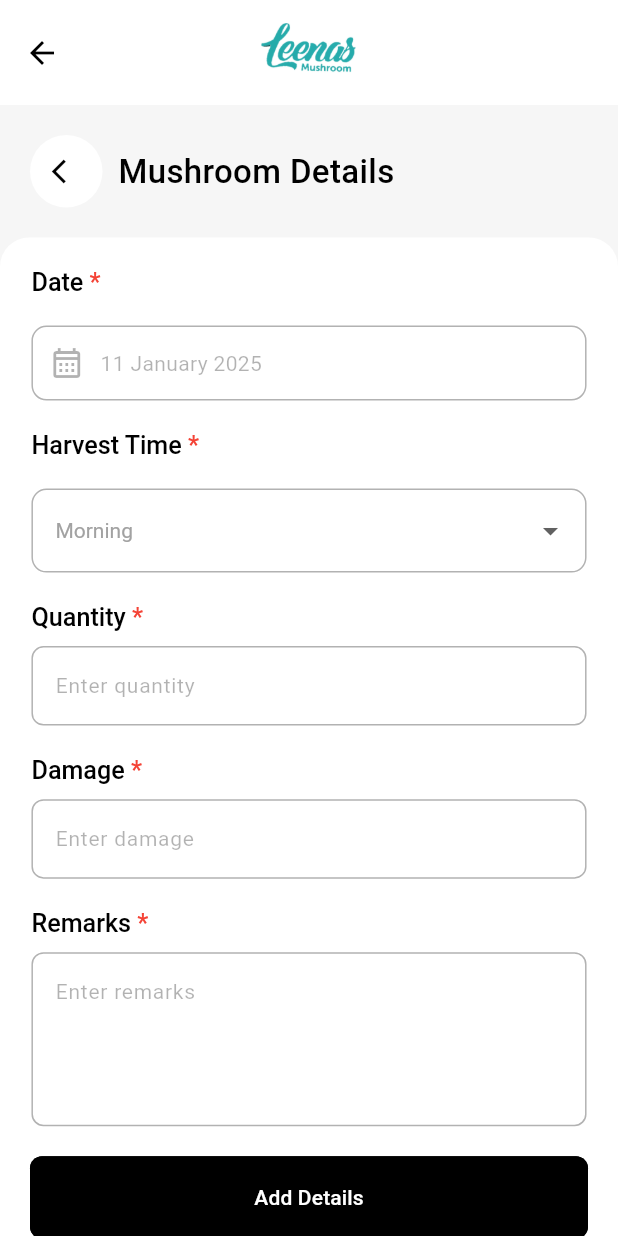
After one commit to JOELPSHAJU/LeenasMushrooms, a Flutter app: the MushroomDetailsScreen screen opened directly, on a phone screen of 412 x 824 dp. The commit adds this screen. Run offline on Flutter 3.47's test engine with Material 3 defaults, Android fonts, the phone set to English and light mode, and no system bars; our stand-ins replace flutter_svg, go_router, google_nav_bar.

Commit message:
added MushroomDetailsScreen

```diff
--- /dev/null
+++ b/lib/view/screens/main_screen/home_screens/daily_data_screen/add_mushroom _details/add_mushroom_details.dart
@@ -0,0 +1,252 @@
+import 'package:flutter/material.dart';
+import 'package:intl/intl.dart';
+import 'package:leenas_mushrooms/core/common_widgets/main_button.dart';
+import 'package:leenas_mushrooms/core/common_widgets/textformfield.dart';
+import 'package:leenas_mushrooms/core/constants/color.dart';
+import 'package:leenas_mushrooms/core/constants/font_style.dart';
+import 'package:leenas_mushrooms/core/constants/image_path_provider.dart';
+import 'package:leenas_mushrooms/core/constants/size.dart';
+import 'package:leenas_mushrooms/core/utils/common_util.dart';
+import 'package:leenas_mushrooms/core/utils/responsive_utils.dart';
+import 'package:leenas_mushrooms/view/screens/main_screen/widgets/heading_input_fields.dart';
+import 'package:leenas_mushrooms/view/screens/main_screen/widgets/inputfield_data_model.dart';
+
+class MushroomDetailsScreen extends StatefulWidget {
+  const MushroomDetailsScreen({super.key});
+
+  @override
+  State<MushroomDetailsScreen> createState() => _MushroomDetailsScreenState();
+}
+
+final quantityController = TextEditingController();
+final damageController = TextEditingController();
+final remarksController = TextEditingController();
+
+class _MushroomDetailsScreenState extends State<MushroomDetailsScreen> {
+  String selectedDate = DateFormat('dd MMMM yyyy').format(DateTime.now());
+  String selectedHarvestTime = 'Morning';
+
+  List<InputfieldsDataModel> inputfields = [
+    InputfieldsDataModel(
+        maxlines: 1,
+        enabled: true,
+        fillColor: AppColors.white,
+        prefixIcon: null,
+        controller: quantityController,
+        fieldName: 'Quantity',
+        hintText: 'Enter quantity'),
+    InputfieldsDataModel(
+        maxlines: 1,
+        enabled: true,
+        fillColor: AppColors.white,
+        prefixIcon: null,
+        controller: damageController,
+        fieldName: 'Damage',
+        hintText: 'Enter damage'),
+    InputfieldsDataModel(
+        maxlines: 4,
+        enabled: true,
+        fillColor: AppColors.white,
+        prefixIcon: null,
+        controller: remarksController,
+        fieldName: 'Remarks',
+        hintText: 'Enter remarks'),
+  ];
+
+  @override
+  void initState() {
+    super.initState();
+  }
+
+  @override
+  Widget build(BuildContext context) {
+    final Size size = MediaQuery.of(context).size;
+    return Scaffold(
+      appBar: AppBar(
+        toolbarHeight: 70,
+        iconTheme: const IconThemeData(color: AppColors.black),
+        centerTitle: true,
+        title: loadAssetPic(ImagePathProvider.logoletters, height: 40),
+        backgroundColor: AppColors.white,
+        surfaceTintColor: AppColors.white,
+      ),
+      backgroundColor: AppColors.cardcolor,
+      body: Column(children: [
+        Padding(
+          padding: const EdgeInsets.all(20),
+          child: Row(
+            children: [
+              CircleAvatar(
+                radius: 25.r,
+                backgroundColor: AppColors.white,
+                child: Center(
+                  child: Icon(
+                    Icons.arrow_back_ios,
+                    size: 20.h,
+                    color: AppColors.black,
+                  ),
+                ),
+              ),
+              w10,
+              Text(
+                  textAlign: TextAlign.center,
+                  maxLines: 1,
+                  overflow: TextOverflow.ellipsis,
+                  'Mushroom Details',
+                  style: AppFonts.getAppFont(
+                      context: context,
+                      color: AppColors.black,
+                      weight: FontWeight.w500,
+                      size: 21.sp)),
+            ],
+          ),
+        ),
+        Expanded(
+            child: Container(
+                decoration: BoxDecoration(
+                  color: AppColors.white,
+                  borderRadius: BorderRadius.only(
+                      topLeft: Radius.circular(20.r),
+                      topRight: Radius.circular(20.r)),
+                ),
+                width: size.width,
+                child: SingleChildScrollView(
+                    child: Column(
+                        crossAxisAlignment: CrossAxisAlignment.start,
+                        children: [
+                      Padding(
+                        padding: EdgeInsets.only(top: 20.h, left: 20.w),
+                        child: const HeadingRequestPage(title: 'Date'),
+                      ),
+                      Padding(
+                        padding:
+                            EdgeInsets.only(left: 20.w, top: 20.h, right: 20.w),
+                        child: Container(
+                          width: size.width,
+                          decoration: BoxDecoration(
+                              borderRadius: BorderRadius.circular(10),
+                              border: Border.all(
+                                  color: Colors.black.withOpacity(.30))),
+                          height: 50,
+                          child: Row(
+                            mainAxisAlignment: MainAxisAlignment.start,
+                            crossAxisAlignment: CrossAxisAlignment.center,
+                            children: [
+                              w10,
+                              Icon(
+                                Icons.calendar_month_outlined,
+                                color: Colors.black.withOpacity(.30),
+                              ),
+                              w10,
+                              Text(
+                                selectedDate,
+                                style: AppFonts.getAppFont(
+                                  color: Colors.black.withOpacity(.30),
+                                  context: context,
+                                  size: 14,
+                                  weight: FontWeight.w400,
+                                ),
+                              ),
+                            ],
+                          ),
+                        ),
+                      ),
+                      // Harvest Time Selection
+                      Padding(
+                        padding: EdgeInsets.only(top: 20.h, left: 20.w),
+                        child: const HeadingRequestPage(title: 'Harvest Time'),
+                      ),
+                      Padding(
+                        padding:
+                            EdgeInsets.only(left: 20.w, top: 20.h, right: 20.w),
+                        child: Column(
+                          children: [
+                            w40,
+                            DropdownButtonFormField<String>(
+                              value: selectedHarvestTime,
+                              decoration: InputDecoration(
+                                border: OutlineInputBorder(
+                                  borderRadius: BorderRadius.circular(10),
+                                  borderSide: BorderSide(
+                                    color: Colors.black.withOpacity(
+                                        0.3), // Default border color
+                                  ),
+                                ),
+                                focusedBorder: OutlineInputBorder(
+                                  borderRadius: BorderRadius.circular(10),
+                                  borderSide: BorderSide(
+                                    color: Colors.black.withOpacity(
+                                        0.3), // Border color after selection
+                                  ),
+                                ),
+                                enabledBorder: OutlineInputBorder(
+                                  borderRadius: BorderRadius.circular(10),
+                                  borderSide: BorderSide(
+                                    color: Colors.black.withOpacity(
+                                        0.3), // Border color when enabled
+                                  ),
+                                ),
+                              ),
+                              dropdownColor: Colors
+                                  .white, // Pure white background for the dropdown
+                              style: const TextStyle(
+                                color:
+                                    Color(0xFFA2A2A2), // Consistent text color
+                              ),
+                              items: const [
+                                DropdownMenuItem(
+                                  value: 'Morning',
+                                  child: Text(
+                                    'Morning',
+                                    style: TextStyle(
+                                        color: Color(
+                                            0xFFA2A2A2)), // Same text color in dropdown
+                                  ),
+                                ),
+                                DropdownMenuItem(
+                                  value: 'Evening',
+                                  child: Text(
+                                    'Evening',
+                                    style: TextStyle(
+                                        color: Color(
+                                            0xFFA2A2A2)), // Same text color in dropdown
+                                  ),
+                                ),
+                              ],
+                              onChanged: (value) {
+                                setState(() {
+                                  selectedHarvestTime = value!;
+                                });
+                              },
+                            )
+                          ],
+                        ),
+                      ),
+                      ListView.builder(
+                        physics: const NeverScrollableScrollPhysics(),
+                        shrinkWrap: true,
+                        itemCount: inputfields.length + 1,
+                        itemBuilder: (context, index) {
+                          if (index == inputfields.length) {
+                            return const Padding(
+                                padding: EdgeInsets.symmetric(
+                                    horizontal: 20, vertical: 20),
+                                child: MainButton(buttonText: 'Add Details'));
+                          }
+
+                          return CommonTextformField(
+                              fillColor: inputfields[index].fillColor,
+                              maxlines: inputfields[index].maxlines,
+                              hintText: inputfields[index].hintText,
+                              enabled: inputfields[index].enabled == true
+                                  ? true
+                                  : false,
+                              fieldName: inputfields[index].fieldName,
+                              controller: inputfields[index].controller);
+                        },
+                      ),
+                    ]))))
+      ]),
+    );
+  }
+}
--- a/lib/view/screens/main_screen/home_screens/daily_data_screen/daily_data_screen.dart
+++ b/lib/view/screens/main_screen/home_screens/daily_data_screen/daily_data_screen.dart
@@ -3,6 +3,7 @@ import 'package:leenas_mushrooms/core/constants/color.dart';
 import 'package:leenas_mushrooms/core/constants/image_path_provider.dart';
 import 'package:leenas_mushrooms/core/constants/size.dart';
 import 'package:leenas_mushrooms/core/utils/responsive_utils.dart';
+import 'package:leenas_mushrooms/view/screens/main_screen/home_screens/daily_data_screen/add_mushroom%20_details/add_mushroom_details.dart';
 import 'package:leenas_mushrooms/view/screens/main_screen/home_screens/daily_data_screen/widgets/main_screen_tiles.dart';
 
 class DailyDataScreen extends StatelessWidget {
@@ -20,10 +21,17 @@ class DailyDataScreen extends StatelessWidget {
             // ignore: prefer_const_constructors
             // BarChartMainScreen(),
             h20,
-            MainScreenListTile(
-              size: size,
-              image: ImagePathProvider.mushroomImageMainScreen,
-              text: 'Mushrooom',
+            GestureDetector(
+              onTap: () => Navigator.push(
+                context,
+                MaterialPageRoute(
+                    builder: (context) => const MushroomDetailsScreen()),
+              ),
+              child: MainScreenListTile(
+                size: size,
+                image: ImagePathProvider.mushroomImageMainScreen,
+                text: 'Mushrooom',
+              ),
             ),
             h20,
             MainScreenListTile(
```
